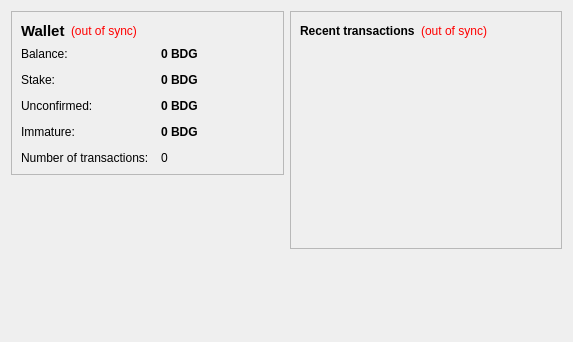
cryptocoindude/KaChingCoin-New, file src/qt/forms/overviewpage.ui: the form before one commit.
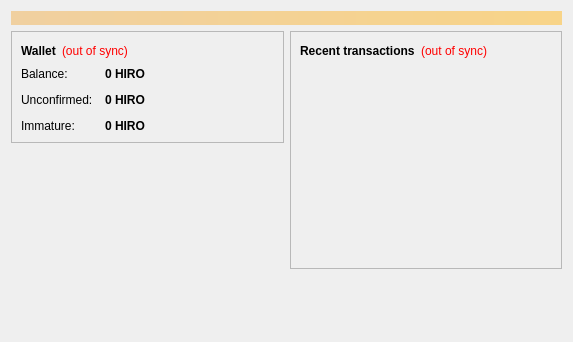
The form after the commit. Icons and pictures are not drawn.

```diff
--- a/src/qt/forms/overviewpage.ui
+++ b/src/qt/forms/overviewpage.ui
@@ -13,6 +13,24 @@
   <property name="windowTitle">
    <string>Form</string>
   </property>
+  <layout class="QVBoxLayout" name="topLayout">
+   <item>
+    <widget class="QLabel" name="labelAlerts">
+     <property name="visible">
+      <bool>false</bool>
+     </property>
+     <property name="styleSheet">
+      <string notr="true">background-color: qlineargradient(x1: 0, y1: 0, x2: 1, y2: 0, stop:0 #F0D0A0, stop:1 #F8D488); color:#000000;</string>
+     </property>
+     <property name="wordWrap">
+      <bool>true</bool>
+     </property>
+     <property name="margin">
+      <number>3</number>
+     </property>
+    </widget>
+   </item>
+   <item>
   <layout class="QHBoxLayout" name="horizontalLayout" stretch="1,1">
    <item>
     <layout class="QVBoxLayout" name="verticalLayout_2">
@@ -31,7 +49,6 @@
            <widget class="QLabel" name="label_5">
             <property name="font">
              <font>
-              <pointsize>11</pointsize>
               <weight>75</weight>
               <bold>true</bold>
              </font>
@@ -44,7 +61,7 @@
           <item>
            <widget class="QLabel" name="labelWalletStatus">
             <property name="toolTip">
-             <string>The displayed information may be out of date. Your wallet automatically synchronizes with the Badgercoin network after a connection is established, but this process has not completed yet.</string>
+               <string>The displayed information may be out of date. Your wallet automatically synchronizes with the Hirocoin network after a connection is established, but this process has not completed yet.</string>
             </property>
             <property name="styleSheet">
              <string notr="true">QLabel { color: red; }</string>
@@ -105,7 +122,7 @@
              <string>Your current balance</string>
             </property>
             <property name="text">
-             <string notr="true">0 BDG</string>
+               <string notr="true">0 HIRO</string>
             </property>
             <property name="textInteractionFlags">
              <set>Qt::LinksAccessibleByMouse|Qt::TextSelectableByKeyboard|Qt::TextSelectableByMouse</set>
@@ -113,42 +130,13 @@
            </widget>
           </item>
           <item row="1" column="0">
-           <widget class="QLabel" name="label_6">
-            <property name="text">
-             <string>Stake:</string>
-            </property>
-           </widget>
-          </item>
-          <item row="1" column="1">
-           <widget class="QLabel" name="labelStake">
-            <property name="font">
-             <font>
-              <weight>75</weight>
-              <bold>true</bold>
-             </font>
-            </property>
-            <property name="cursor">
-             <cursorShape>IBeamCursor</cursorShape>
-            </property>
-            <property name="toolTip">
-             <string>Total of coins that was staked, and do not yet count toward the current balance</string>
-            </property>
-            <property name="text">
-             <string notr="true">0 BDG</string>
-            </property>
-            <property name="textInteractionFlags">
-             <set>Qt::LinksAccessibleByMouse|Qt::TextSelectableByKeyboard|Qt::TextSelectableByMouse</set>
-            </property>
-           </widget>
-          </item>
-          <item row="2" column="0">
            <widget class="QLabel" name="label_3">
             <property name="text">
              <string>Unconfirmed:</string>
             </property>
            </widget>
           </item>
-          <item row="2" column="1">
+            <item row="1" column="1">
            <widget class="QLabel" name="labelUnconfirmed">
             <property name="font">
              <font>
@@ -163,21 +151,21 @@
              <string>Total of transactions that have yet to be confirmed, and do not yet count toward the current balance</string>
             </property>
             <property name="text">
-             <string notr="true">0 BDG</string>
+               <string notr="true">0 HIRO</string>
             </property>
             <property name="textInteractionFlags">
              <set>Qt::LinksAccessibleByMouse|Qt::TextSelectableByKeyboard|Qt::TextSelectableByMouse</set>
             </property>
            </widget>
           </item>
-          <item row="3" column="0">
+            <item row="2" column="0">
            <widget class="QLabel" name="labelImmatureText">
             <property name="text">
              <string>Immature:</string>
             </property>
            </widget>
           </item>
-          <item row="3" column="1">
+            <item row="2" column="1">
            <widget class="QLabel" name="labelImmature">
             <property name="font">
              <font>
@@ -189,30 +177,13 @@
              <string>Mined balance that has not yet matured</string>
             </property>
             <property name="text">
-             <string notr="true">0 BDG</string>
+               <string notr="true">0 HIRO</string>
             </property>
             <property name="textInteractionFlags">
              <set>Qt::LinksAccessibleByMouse|Qt::TextSelectableByKeyboard|Qt::TextSelectableByMouse</set>
             </property>
            </widget>
           </item>
-          <item row="4" column="0">
-           <widget class="QLabel" name="label_2">
-            <property name="text">
-             <string>Number of transactions:</string>
-            </property>
-           </widget>
-          </item>
-          <item row="4" column="1">
-           <widget class="QLabel" name="labelNumTransactions">
-            <property name="toolTip">
-             <string>Total number of transactions in wallet</string>
-            </property>
-            <property name="text">
-             <string notr="true">0</string>
-            </property>
-           </widget>
-          </item>
          </layout>
         </item>
        </layout>
@@ -231,25 +202,6 @@
        </property>
       </spacer>
      </item>
-     <item>
-      <widget class="QLabel" name="label_6">
-       <property name="text">
-        <string/>
-       </property>
-       <property name="pixmap">
-        <pixmap resource="../bitcoin.qrc">:/images/backg</pixmap>
-       </property>
-       <property name="scaledContents">
-        <bool>false</bool>
-       </property>
-       <property name="alignment">
-        <set>Qt::AlignCenter</set>
-       </property>
-       <property name="margin">
-        <number>-2</number>
-       </property>
-      </widget>
-     </item>
     </layout>
    </item>
    <item>
@@ -275,7 +227,7 @@
           <item>
            <widget class="QLabel" name="labelTransactionsStatus">
             <property name="toolTip">
-             <string>The displayed information may be out of date. Your wallet automatically synchronizes with the Badgercoin network after a connection is established, but this process has not completed yet.</string>
+               <string>The displayed information may be out of date. Your wallet automatically synchronizes with the Hirocoin network after a connection is established, but this process has not completed yet.</string>
             </property>
             <property name="styleSheet">
              <string notr="true">QLabel { color: red; }</string>
@@ -337,6 +289,8 @@
         </size>
        </property>
       </spacer>
+       </item>
+      </layout>
      </item>
     </layout>
    </item>
```
Lines whose indentation alone changed are shown as unchanged.
